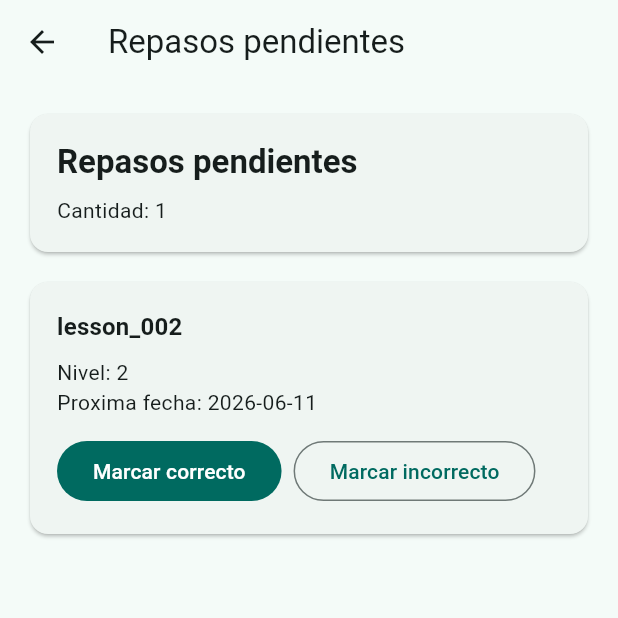
After one commit to jematti/English_daily, a Flutter app: the ReviewScreen screen opened directly, after a tap on "Marcar correcto", on a phone screen of 412 x 824 dp, the top half of it. The commit adds this screen. Run offline on Flutter 3.47's test engine with Material 3 defaults, Android fonts, the light colour scheme and no system bars; our stand-ins replace flutter_local_notifications.

Commit message:
Fase 8: agregar repeticion espaciada

```diff
--- a/lib/features/dashboard/widgets/quick_actions_grid.dart
+++ b/lib/features/dashboard/widgets/quick_actions_grid.dart
@@ -1,3 +1,4 @@
+import 'package:english_drops_daily/features/progress/screens/review_screen.dart';
 import 'package:flutter/material.dart';
 
 class QuickActionsGrid extends StatelessWidget {
@@ -8,7 +9,7 @@ class QuickActionsGrid extends StatelessWidget {
     const actions = [
       _QuickAction(label: 'Ejercicios', icon: Icons.quiz_outlined),
       _QuickAction(label: 'Favoritos', icon: Icons.favorite_border),
-      _QuickAction(label: 'Progreso', icon: Icons.insights_outlined),
+      _QuickAction(label: 'Repasos', icon: Icons.replay_outlined),
       _QuickAction(label: 'Configuracion', icon: Icons.settings_outlined),
     ];
 
@@ -35,6 +36,15 @@ class QuickActionsGrid extends StatelessWidget {
               children: actions.map((action) {
                 return OutlinedButton.icon(
                   onPressed: () {
+                    if (action.label == 'Repasos') {
+                      Navigator.of(context).push(
+                        MaterialPageRoute<void>(
+                          builder: (_) => const ReviewScreen(),
+                        ),
+                      );
+                      return;
+                    }
+
                     ScaffoldMessenger.of(context).showSnackBar(
                       const SnackBar(
                         content: Text('Disponible en proxima fase'),
--- /dev/null
+++ b/lib/features/progress/screens/review_screen.dart
@@ -0,0 +1,160 @@
+import 'package:english_drops_daily/domain/models/spaced_repetition_model.dart';
+import 'package:english_drops_daily/services/storage/spaced_repetition_service.dart';
+import 'package:flutter/material.dart';
+
+class ReviewScreen extends StatefulWidget {
+  const ReviewScreen({super.key});
+
+  @override
+  State<ReviewScreen> createState() => _ReviewScreenState();
+}
+
+class _ReviewScreenState extends State<ReviewScreen> {
+  final SpacedRepetitionService _service = const SpacedRepetitionService();
+  late List<SpacedRepetitionModel> _items;
+
+  @override
+  void initState() {
+    super.initState();
+    _items = _buildMockReviews();
+  }
+
+  @override
+  Widget build(BuildContext context) {
+    final dueReviews = _service.getDueReviews(_items);
+
+    return Scaffold(
+      appBar: AppBar(title: const Text('Repasos pendientes')),
+      body: ListView(
+        padding: const EdgeInsets.all(16),
+        children: [
+          Card(
+            child: Padding(
+              padding: const EdgeInsets.all(18),
+              child: Column(
+                crossAxisAlignment: CrossAxisAlignment.start,
+                children: [
+                  Text(
+                    'Repasos pendientes',
+                    style: Theme.of(context).textTheme.titleLarge?.copyWith(
+                      fontWeight: FontWeight.bold,
+                    ),
+                  ),
+                  const SizedBox(height: 8),
+                  Text('Cantidad: ${dueReviews.length}'),
+                ],
+              ),
+            ),
+          ),
+          const SizedBox(height: 12),
+          if (dueReviews.isEmpty)
+            const Card(
+              child: Padding(
+                padding: EdgeInsets.all(18),
+                child: Text('No hay repasos pendientes por ahora.'),
+              ),
+            )
+          else
+            ...dueReviews.map(_buildReviewCard),
+        ],
+      ),
+    );
+  }
+
+  Widget _buildReviewCard(SpacedRepetitionModel item) {
+    return Card(
+      child: Padding(
+        padding: const EdgeInsets.all(18),
+        child: Column(
+          crossAxisAlignment: CrossAxisAlignment.start,
+          children: [
+            Text(
+              item.lessonId,
+              style: Theme.of(
+                context,
+              ).textTheme.titleMedium?.copyWith(fontWeight: FontWeight.bold),
+            ),
+            const SizedBox(height: 8),
+            Text('Nivel: ${item.reviewLevel}'),
+            Text('Proxima fecha: ${item.nextReviewDate}'),
+            const SizedBox(height: 12),
+            Wrap(
+              spacing: 8,
+              runSpacing: 8,
+              children: [
+                FilledButton(
+                  onPressed: () => _markAnswer(item, wasCorrect: true),
+                  child: const Text('Marcar correcto'),
+                ),
+                OutlinedButton(
+                  onPressed: () => _markAnswer(item, wasCorrect: false),
+                  child: const Text('Marcar incorrecto'),
+                ),
+              ],
+            ),
+          ],
+        ),
+      ),
+    );
+  }
+
+  void _markAnswer(SpacedRepetitionModel item, {required bool wasCorrect}) {
+    final updatedItem = _service.updateAfterAnswer(
+      item: item,
+      wasCorrect: wasCorrect,
+    );
+
+    setState(() {
+      _items = _items.map((currentItem) {
+        if (currentItem.lessonId == item.lessonId) {
+          return updatedItem;
+        }
+
+        return currentItem;
+      }).toList();
+    });
+  }
+
+  List<SpacedRepetitionModel> _buildMockReviews() {
+    final today = _formatDate(DateTime.now());
+    final yesterday = _formatDate(
+      DateTime.now().subtract(const Duration(days: 1)),
+    );
+    final nextWeek = _formatDate(DateTime.now().add(const Duration(days: 7)));
+
+    return [
+      SpacedRepetitionModel(
+        lessonId: 'lesson_001',
+        reviewLevel: 0,
+        nextReviewDate: today,
+        lastReviewedDate: null,
+        correctCount: 0,
+        wrongCount: 0,
+      ),
+      SpacedRepetitionModel(
+        lessonId: 'lesson_002',
+        reviewLevel: 2,
+        nextReviewDate: yesterday,
+        lastReviewedDate: yesterday,
+        correctCount: 2,
+        wrongCount: 1,
+      ),
+      SpacedRepetitionModel(
+        lessonId: 'lesson_003',
+        reviewLevel: 3,
+        nextReviewDate: nextWeek,
+        lastReviewedDate: today,
+        correctCount: 3,
+        wrongCount: 0,
+      ),
+    ];
+  }
+
+  String _formatDate(DateTime date) {
+    return DateTime(
+      date.year,
+      date.month,
+      date.day,
+    ).toIso8601String().split('T').first;
+  }
+}
--- /dev/null
+++ b/lib/services/storage/spaced_repetition_service.dart
@@ -0,0 +1,72 @@
+import 'package:english_drops_daily/domain/models/spaced_repetition_model.dart';
+
+class SpacedRepetitionService {
+  const SpacedRepetitionService();
+
+  List<SpacedRepetitionModel> getInitialSchedule(List<String> lessonIds) {
+    final tomorrow = _dateOnly(DateTime.now().add(const Duration(days: 1)));
+
+    return lessonIds.map((lessonId) {
+      return SpacedRepetitionModel(
+        lessonId: lessonId,
+        reviewLevel: 0,
+        nextReviewDate: _formatDate(tomorrow),
+        lastReviewedDate: null,
+        correctCount: 0,
+        wrongCount: 0,
+      );
+    }).toList();
+  }
+
+  SpacedRepetitionModel updateAfterAnswer({
+    required SpacedRepetitionModel item,
+    required bool wasCorrect,
+  }) {
+    final today = _dateOnly(DateTime.now());
+    final nextLevel = wasCorrect ? item.reviewLevel + 1 : 0;
+    final nextReviewDate = today.add(
+      Duration(days: wasCorrect ? _intervalForLevel(nextLevel) : 1),
+    );
+
+    return SpacedRepetitionModel(
+      lessonId: item.lessonId,
+      reviewLevel: nextLevel,
+      nextReviewDate: _formatDate(nextReviewDate),
+      lastReviewedDate: _formatDate(today),
+      correctCount: wasCorrect ? item.correctCount + 1 : item.correctCount,
+      wrongCount: wasCorrect ? item.wrongCount : item.wrongCount + 1,
+    );
+  }
+
+  List<SpacedRepetitionModel> getDueReviews(List<SpacedRepetitionModel> items) {
+    final today = _dateOnly(DateTime.now());
+
+    return items.where((item) {
+      final reviewDate = _dateOnly(DateTime.parse(item.nextReviewDate));
+      return !reviewDate.isAfter(today);
+    }).toList();
+  }
+
+  int _intervalForLevel(int reviewLevel) {
+    if (reviewLevel >= 5) {
+      return 30;
+    }
+
+    return switch (reviewLevel) {
+      0 => 1,
+      1 => 2,
+      2 => 4,
+      3 => 7,
+      4 => 14,
+      _ => 30,
+    };
+  }
+
+  DateTime _dateOnly(DateTime date) {
+    return DateTime(date.year, date.month, date.day);
+  }
+
+  String _formatDate(DateTime date) {
+    return date.toIso8601String().split('T').first;
+  }
+}
```
